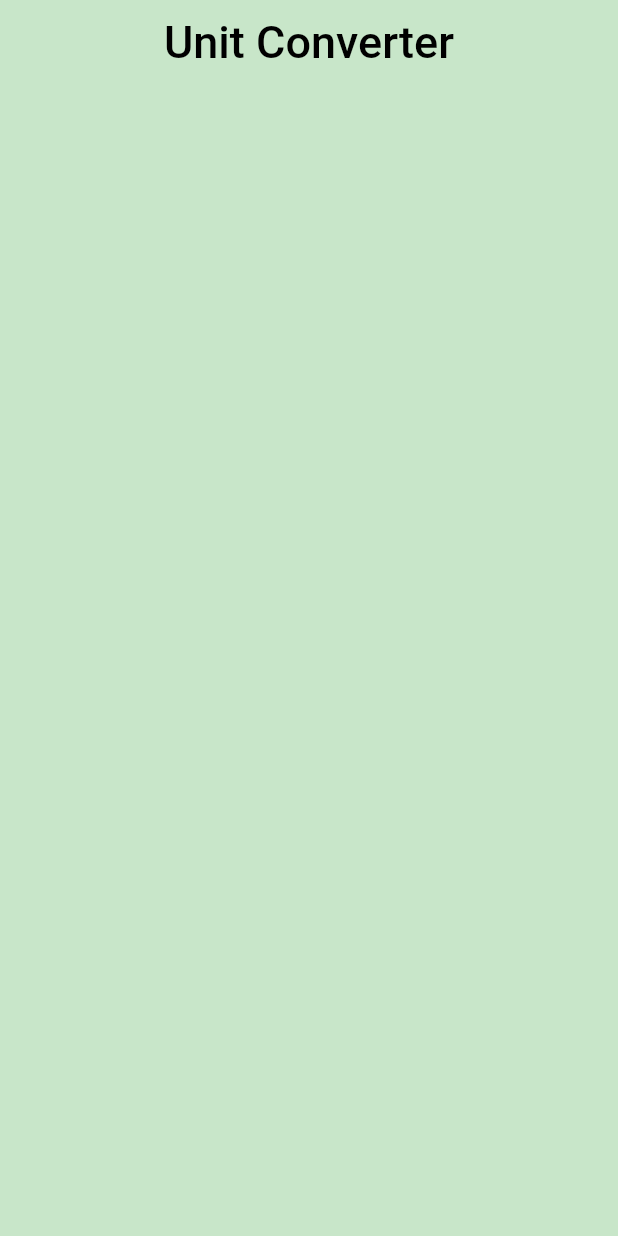
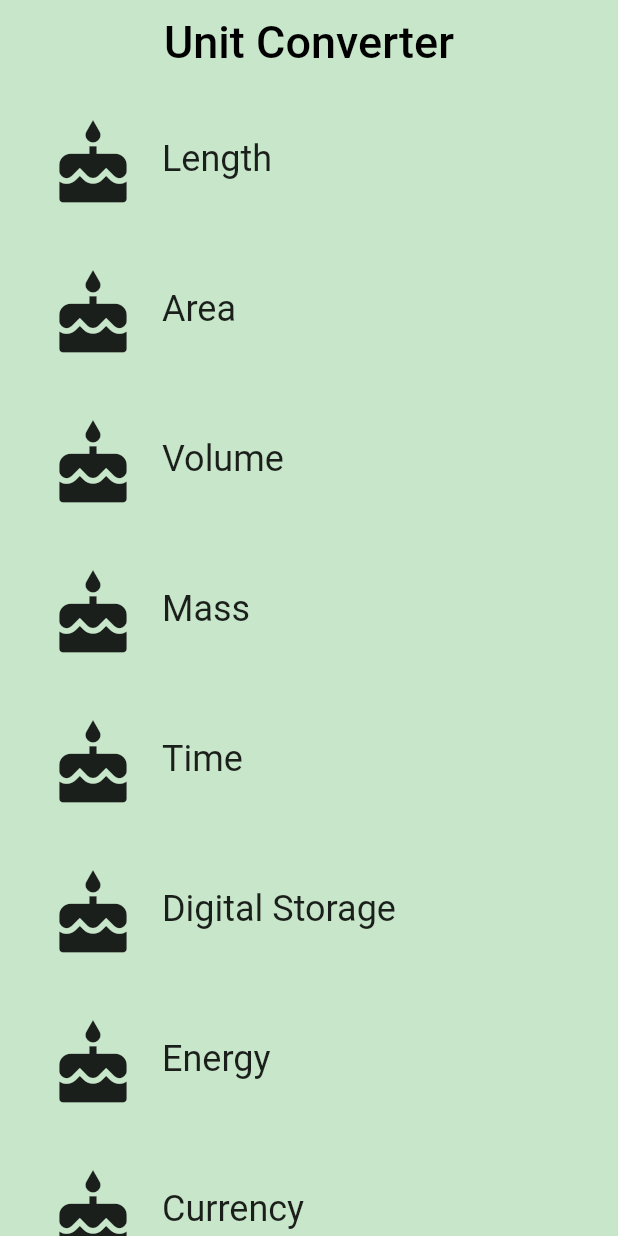
Before and after one commit to girijaarani9/udacity_projects, a Flutter app: the screen it shows after launch, on a phone screen of 412 x 824 dp. Run offline on Flutter 3.47's test engine with Material 2 defaults, Android fonts, the phone set to English and light mode, and no system bars.

Commit message:
Interactivity Completed

```diff
--- a/lib/category_route.dart
+++ b/lib/category_route.dart
@@ -1,7 +1,7 @@
 import 'package:flutter/material.dart';
-import 'package:udacity/unit.dart';
 
 import 'category.dart';
+import 'unit.dart';
 
 final _backgroundColor = Colors.green[100];
 
@@ -15,6 +15,12 @@ final _backgroundColor = Colors.green[100];
 class CategoryRoute extends StatefulWidget {
   const CategoryRoute({Key? key}) : super(key: key);
 
+  @override
+  _CategoryRouteState createState() => _CategoryRouteState();
+}
+
+class _CategoryRouteState extends State<CategoryRoute> {
+  final _categories = <Category>[];
   static const _categoryNames = <String>[
     'Length',
     'Area',
@@ -25,30 +31,62 @@ class CategoryRoute extends StatefulWidget {
     'Energy',
     'Currency',
   ];
-
-  static const _baseColors = <Color>[
-    Colors.teal,
-    Colors.orange,
-    Colors.pinkAccent,
-    Colors.blueAccent,
-    Colors.yellow,
-    Colors.greenAccent,
-    Colors.purpleAccent,
-    Colors.red,
+  static const _baseColors = <ColorSwatch>[
+    ColorSwatch(0xFF6AB7A8, {
+      'highlight': Color(0xFF6AB7A8),
+      'splash': Color(0xFF0ABC9B),
+    }),
+    ColorSwatch(0xFFFFD28E, {
+      'highlight': Color(0xFFFFD28E),
+      'splash': Color(0xFFFFA41C),
+    }),
+    ColorSwatch(0xFFFFB7DE, {
+      'highlight': Color(0xFFFFB7DE),
+      'splash': Color(0xFFF94CBF),
+    }),
+    ColorSwatch(0xFF8899A8, {
+      'highlight': Color(0xFF8899A8),
+      'splash': Color(0xFFA9CAE8),
+    }),
+    ColorSwatch(0xFFEAD37E, {
+      'highlight': Color(0xFFEAD37E),
+      'splash': Color(0xFFFFE070),
+    }),
+    ColorSwatch(0xFF81A56F, {
+      'highlight': Color(0xFF81A56F),
+      'splash': Color(0xFF7CC159),
+    }),
+    ColorSwatch(0xFFD7C0E2, {
+      'highlight': Color(0xFFD7C0E2),
+      'splash': Color(0xFFCA90E5),
+    }),
+    ColorSwatch(0xFFCE9A9A, {
+      'highlight': Color(0xFFCE9A9A),
+      'splash': Color(0xFFF94D56),
+      'error': Color(0xFF912D2D),
+    }),
   ];
 
   @override
-  State<CategoryRoute> createState() => _CategoryRouteState();
-}
+  void initState() {
+    super.initState();
+    for (var i = 0; i < _categoryNames.length; i++) {
+      _categories.add(Category(
+        name: _categoryNames[i],
+        color: _baseColors[i],
+        iconLocation: Icons.cake,
+        units: _retrieveUnitList(_categoryNames[i]),
+      ));
+    }
+  }
 
-class _CategoryRouteState extends State<CategoryRoute> {
   /// Makes the correct number of rows for the list view.
   ///
   /// For portrait, we use a [ListView].
-  Widget _buildCategoryWidgets(List<Widget> categories) {
+  Widget _buildCategoryWidgets() {
     return ListView.builder(
-      itemBuilder: (BuildContext context, int index) => categories[index],
-      itemCount: categories.length,
+      itemBuilder: (BuildContext context, int index) => _categories[index],
+      itemCount: _categories.length,
     );
   }
 
@@ -65,27 +103,10 @@ class _CategoryRouteState extends State<CategoryRoute> {
 
   @override
   Widget build(BuildContext context) {
-    final categories = <Category>[];
-
-    @override
-    void initState() {
-      // TODO: implement initState
-      super.initState();
-
-      for (var i = 0; i < CategoryRoute._categoryNames.length; i++) {
-        categories.add(Category(
-          name: CategoryRoute._categoryNames[i],
-          color: CategoryRoute._baseColors[i] as ColorSwatch<dynamic>,
-          iconLocation: Icons.cake,
-          units: _retrieveUnitList(CategoryRoute._categoryNames[i]),
-        ));
-      }
-    }
-
     final listView = Container(
       color: _backgroundColor,
       padding: const EdgeInsets.symmetric(horizontal: 8.0),
-      child: _buildCategoryWidgets(categories),
+      child: _buildCategoryWidgets(),
     );
 
     final appBar = AppBar(
```
Also changed, not shown: lib/category.dart (+27 -23 lines), lib/converter_route.dart (+222 -29 lines).
